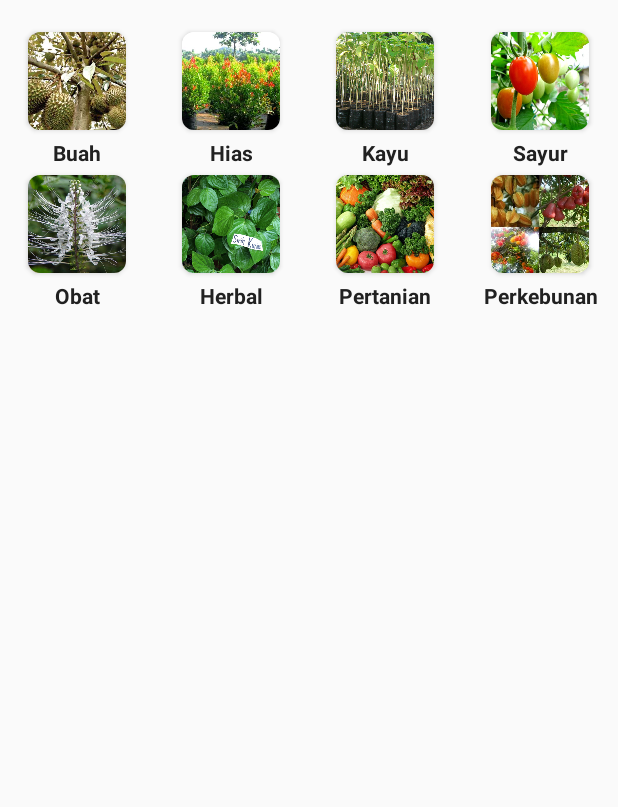
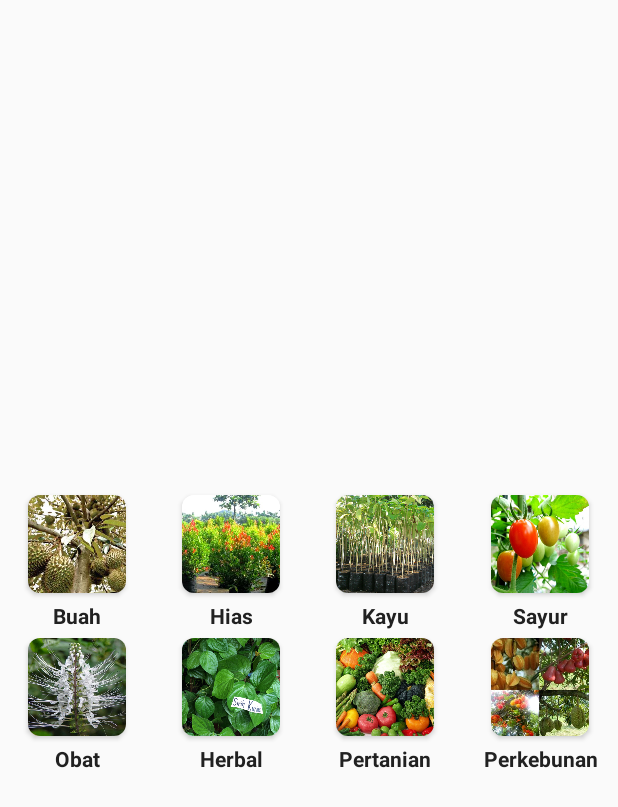
Before and after one commit to manggaraaaa/PTJ-Mobile, an Android app: the layout content_home.xml on its own in the app's theme, with its tools: preview values and no code run, on a phone screen of 412 x 824 dp. Shown: the top 807 px of the screen. Run offline under Robolectric (Android 15) with nearby library versions, the phone set to English and light mode, and no system bars.

Commit message:
git status

```diff
--- a/app/src/main/res/layout/content_home.xml
+++ b/app/src/main/res/layout/content_home.xml
@@ -2,7 +2,8 @@
 <RelativeLayout xmlns:android="http://schemas.android.com/apk/res/android"
     xmlns:card="http://schemas.android.com/apk/res-auto"
     android:layout_width="match_parent"
-    android:layout_height="match_parent">
+    android:layout_height="match_parent"
+    android:gravity="center">
 
     <LinearLayout
         android:id="@+id/menu_top"
```
